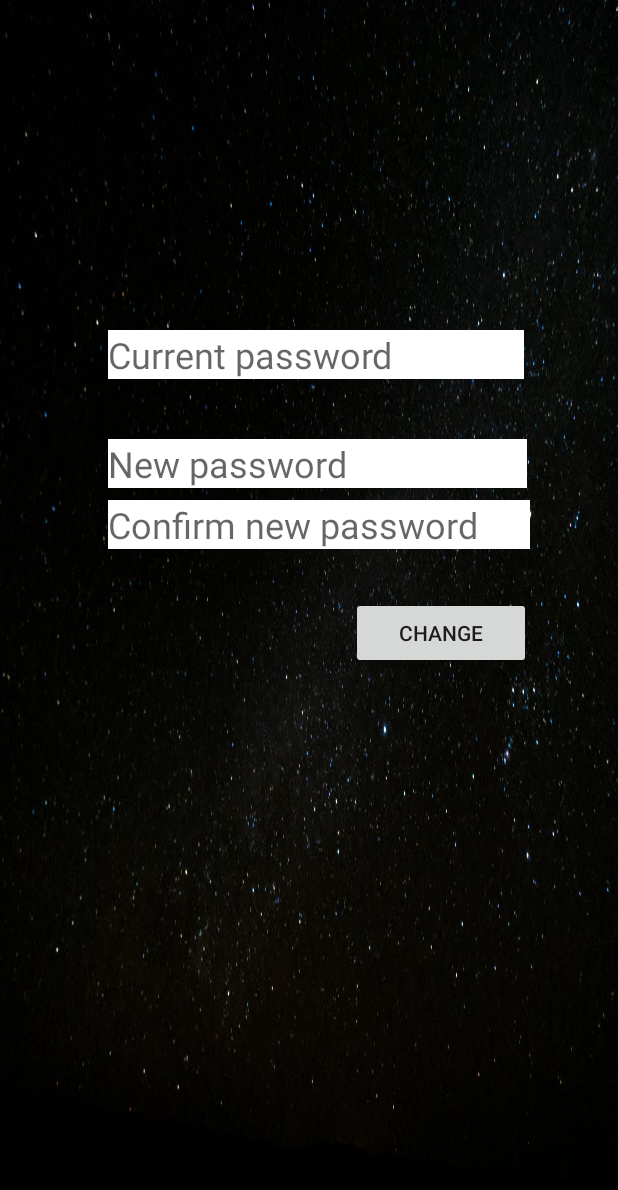
After one commit to MihhailSokolov/OppyAndroid, an Android app: the ChangePasswordActivity screen opened directly, with no data from a screen before it, on a phone screen of 412 x 824 dp. The commit adds this screen. Shown: the top 1190 px of the screen. Run offline under Robolectric (Android 15) with nearby library versions, the phone set to English and light mode, and no system bars; libraries missing offline, so code that uses them is left out: org.springframework.http, org.springframework.web; 2 statements that could not run were skipped.

Commit message:
Added log out and change password functionality

```diff
--- a/app/src/main/AndroidManifest.xml
+++ b/app/src/main/AndroidManifest.xml
@@ -21,6 +21,7 @@
         </activity>
         <activity android:name="com.kiwi.activities.RegisterActivity"></activity>
         <activity android:name=".SettingsActivity" />
+        <activity android:name=".ChangePasswordActivity" />
     </application>
 
 </manifest>
--- /dev/null
+++ b/app/src/main/java/com/kiwi/activities/ChangePasswordActivity.java
@@ -0,0 +1,59 @@
+package com.kiwi.activities;
+
+import android.content.Intent;
+import android.os.Bundle;
+import android.support.annotation.Nullable;
+import android.support.v7.app.AppCompatActivity;
+import android.view.View;
+import android.widget.Button;
+import android.widget.TextView;
+import android.widget.Toast;
+
+import com.kiwi.clientside.ClientController;
+import com.kiwi.model.User;
+
+public class ChangePasswordActivity extends AppCompatActivity {
+    private ClientController clientController;
+    private User user;
+
+    @Override
+    protected void onCreate(@Nullable Bundle savedInstanceState) {
+        super.onCreate(savedInstanceState);
+        setContentView(R.layout.activity_changepass);
+        clientController = new ClientController((User)getIntent().getSerializableExtra("user"), true);
+        clientController.updateUser();
+        user = clientController.getUser();
+
+        final TextView oldPassText = findViewById(R.id.oldPassText);
+        final TextView newPassText1 = findViewById(R.id.newPassText1);
+        final TextView newPassText2 = findViewById(R.id.newPassText2);
+        Button changePassButton = findViewById(R.id.changeButton);
+
+        changePassButton.setOnClickListener(new View.OnClickListener() {
+            public void onClick(View v) {
+                String oldPass = oldPassText.getText().toString();
+                String newPass1 = newPassText1.getText().toString();
+                String newPass2 = newPassText2.getText().toString();
+                if (!newPass1.equals(newPass2)) {
+                    Toast.makeText(getApplicationContext(), "New passwords should match", Toast.LENGTH_LONG).show();
+                    return;
+                }
+                if (newPass1.length() < 8) {
+                    Toast.makeText(getApplicationContext(), "New password should be at least 8 characters long", Toast.LENGTH_LONG).show();
+                    return;
+                }
+                String response = clientController.updatePass(newPass1, oldPass);
+                if (response.equals("true")) {
+                    Toast.makeText(getApplicationContext(), "Password is changed", Toast.LENGTH_LONG).show();
+                    Intent settingIntent = new Intent(ChangePasswordActivity.this, SettingsActivity.class);
+                    user = clientController.getUser();
+                    user.setPassword(clientController.hash(newPass1));
+                    settingIntent.putExtra("user", user);
+                    startActivity(settingIntent);
+                } else {
+                    Toast.makeText(getApplicationContext(), "Invalid password", Toast.LENGTH_LONG).show();
+                }
+            }
+        });
+    }
+}
--- /dev/null
+++ b/app/src/main/res/layout/activity_changepass.xml
@@ -0,0 +1,60 @@
+<?xml version="1.0" encoding="utf-8"?>
+<android.support.constraint.ConstraintLayout
+    xmlns:android="http://schemas.android.com/apk/res/android"
+    xmlns:app="http://schemas.android.com/apk/res-auto"
+    xmlns:tools="http://schemas.android.com/tools"
+    android:layout_width="match_parent"
+    android:layout_height="match_parent"
+    android:background="@drawable/nightsky"
+    tools:context=".ChangePasswordActivity">
+
+    <EditText
+        android:id="@+id/oldPassText"
+        android:layout_width="277dp"
+        android:layout_height="wrap_content"
+        android:layout_marginStart="72dp"
+        android:layout_marginTop="220dp"
+        android:background="@android:color/background_light"
+        android:ems="10"
+        android:hint="Current password"
+        android:inputType="textPassword"
+        android:textSize="24sp"
+        app:layout_constraintStart_toStartOf="parent"
+        app:layout_constraintTop_toTopOf="parent" />
+
+    <EditText
+        android:id="@+id/newPassText1"
+        android:layout_width="279dp"
+        android:layout_height="wrap_content"
+        android:layout_marginTop="40dp"
+        android:background="@android:color/background_light"
+        android:ems="10"
+        android:hint="New password"
+        android:inputType="textPassword"
+        android:textSize="24sp"
+        app:layout_constraintStart_toStartOf="@+id/oldPassText"
+        app:layout_constraintTop_toBottomOf="@+id/oldPassText" />
+
+    <EditText
+        android:id="@+id/newPassText2"
+        android:layout_width="281dp"
+        android:layout_height="wrap_content"
+        android:layout_marginTop="8dp"
+        android:background="@android:color/background_light"
+        android:ems="10"
+        android:hint="Confirm new password"
+        android:inputType="textPassword"
+        android:textSize="24sp"
+        app:layout_constraintStart_toStartOf="@+id/newPassText1"
+        app:layout_constraintTop_toBottomOf="@+id/newPassText1" />
+
+    <Button
+        android:id="@+id/changeButton"
+        android:layout_width="120dp"
+        android:layout_height="wrap_content"
+        android:layout_marginTop="32dp"
+        android:layout_marginEnd="58dp"
+        android:text="Change"
+        app:layout_constraintEnd_toEndOf="parent"
+        app:layout_constraintTop_toBottomOf="@+id/newPassText2" />
+</android.support.constraint.ConstraintLayout>
```
Also changed, not shown: app/src/main/java/com/kiwi/activities/SettingsActivity.java (+18 -1 lines), app/src/main/java/com/kiwi/clientside/ClientController.java (+6 -3 lines).
